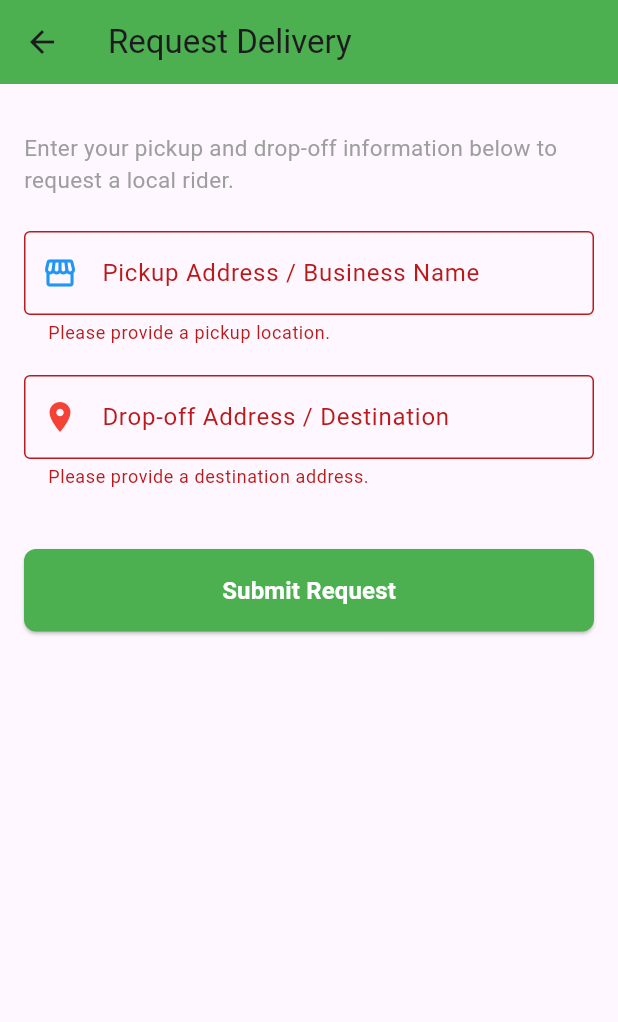
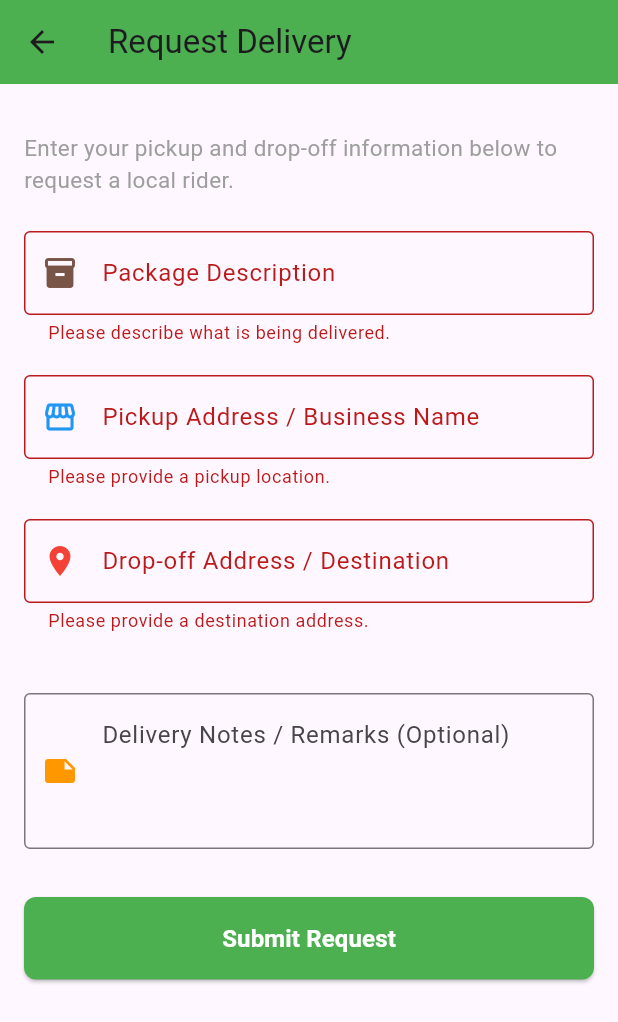
Before and after one commit to aungkoman/simple-delivery-project, a Flutter app: the CustomerCreateWayPage screen opened directly, after a tap on "Submit Request", on a phone screen of 412 x 824 dp. Shown: the top 1022 px of the screen. Run offline on Flutter 3.47's test engine with Material 3 defaults, Android fonts, the phone set to English and light mode, and no system bars; our stand-ins replace supabase_flutter; accounts and stored records are empty.

Commit message:
customer information and rider information is added to way listing

```diff
--- a/lib/customer/way/customer_create_way_page.dart
+++ b/lib/customer/way/customer_create_way_page.dart
@@ -13,6 +13,9 @@ class _CustomerCreateWayPageState extends State<CustomerCreateWayPage> {
 
   final _pickupController = TextEditingController();
   final _dropController = TextEditingController();
+  final _descriptionController = TextEditingController(); // New field for package details
+  final _remarkController = TextEditingController();      // New field for delivery instructions
+
   final _formKey = GlobalKey<FormState>();
   bool _isSubmitting = false;
 
@@ -20,6 +23,8 @@ class _CustomerCreateWayPageState extends State<CustomerCreateWayPage> {
   void dispose() {
     _pickupController.dispose();
     _dropController.dispose();
+    _descriptionController.dispose();
+    _remarkController.dispose();
     super.dispose();
   }
 
@@ -38,6 +43,8 @@ class _CustomerCreateWayPageState extends State<CustomerCreateWayPage> {
         'rider_id': null,                // Left empty for Admin to assign later
         'pickup_location': _pickupController.text.trim(),
         'drop_location': _dropController.text.trim(),
+        'description': _descriptionController.text.trim(), // Save description
+        'remark': _remarkController.text.trim(),           // Save remark
         'status': 'pending',             // Automatically starts as pending
       });
 
@@ -83,6 +90,24 @@ class _CustomerCreateWayPageState extends State<CustomerCreateWayPage> {
               ),
               const SizedBox(height: 24),
 
+              // --- Package Description Input ---
+              TextFormField(
+                controller: _descriptionController,
+                decoration: const InputDecoration(
+                  labelText: 'Package Description',
+                  border: OutlineInputBorder(),
+                  prefixIcon: Icon(Icons.inventory_2, color: Colors.brown),
+                  hintText: 'e.g., 2 medium boxes of clothes (Fragile)',
+                ),
+                validator: (value) {
+                  if (value == null || value.trim().isEmpty) {
+                    return 'Please describe what is being delivered.';
+                  }
+                  return null;
+                },
+              ),
+              const SizedBox(height: 20),
+
               // --- Pickup Location Input ---
               TextFormField(
                 controller: _pickupController,
@@ -118,6 +143,20 @@ class _CustomerCreateWayPageState extends State<CustomerCreateWayPage> {
                 },
               ),
               const SizedBox(height: 40),
+              // --- Remarks / Instructions Input ---
+              TextFormField(
+                controller: _remarkController,
+                maxLines: 3,
+                decoration: const InputDecoration(
+                  labelText: 'Delivery Notes / Remarks (Optional)',
+                  border: OutlineInputBorder(),
+                  alignLabelWithHint: true,
+                  prefixIcon: Icon(Icons.note, color: Colors.orange),
+                  hintText: 'e.g., Please call when you arrive, drop at the back door...',
+                ),
+              ),
+              const SizedBox(height: 32),
+
 
               // --- Submit Button ---
               ElevatedButton(
```
Also changed, not shown: lib/customer/customer_dashboard_page.dart (+80 -17 lines), lib/way/way_detail_read_only_page.dart (+19 -0 lines).
